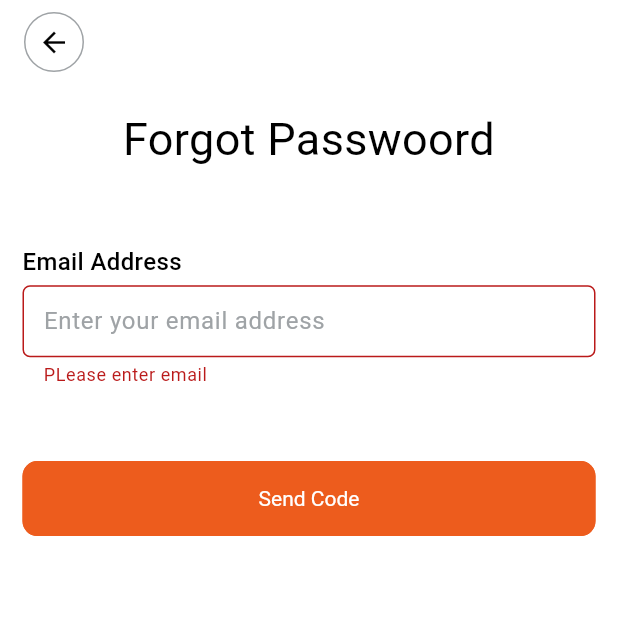
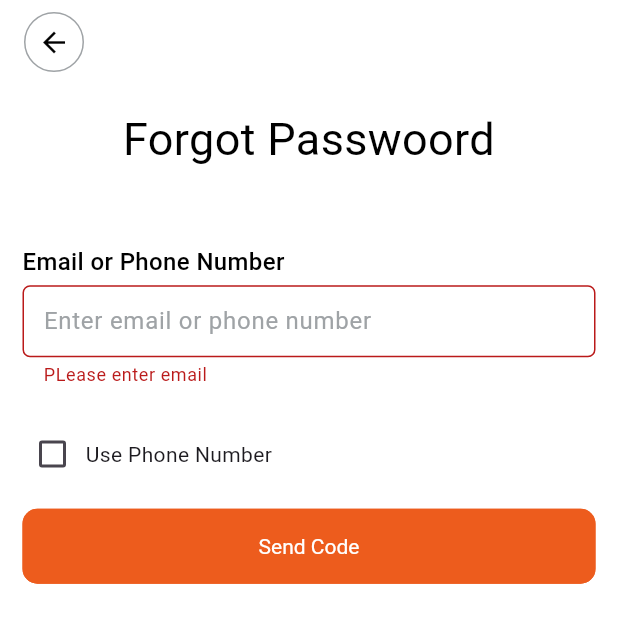
Before and after one commit to sijalneupane/car_rental_system, a Flutter app: the ForgotPassword screen opened by its route, after a tap on "Send Code", on a phone screen of 412 x 824 dp. Shown: the top 623 px of the screen. Run offline on Flutter 3.47's test engine with Material 3 defaults, Android fonts, the phone set to English and light mode, and no system bars; drawn by our look-alikes of readmore; our stand-ins replace cloud_firestore, dio, firebase_auth, firebase_core, firebase_messaging, flutter_local_notifications and 7 more; missing offline and left inert: email_otp; accounts and stored records are empty; network calls fail.

Commit message:
Phone auth used but not completed

```diff
--- a/lib/car_booking_page.dart
+++ b/lib/car_booking_page.dart
@@ -144,7 +144,7 @@ class _CarBookingPageState extends State<CarBookingPage> {
                           _insuranceAgreed = value!;
                         });
                       },
-                      data: insuranceCoveragesAgreementStr),
+                      checkBoxTitle: insuranceCoveragesAgreementStr),
                   CustomSizedBox(
                     height: 0.01,
                   ),
--- a/lib/core/util/route_generator.dart
+++ b/lib/core/util/route_generator.dart
@@ -52,7 +52,7 @@ class RouteGenerator {
         return PageRouteBuilder(
             pageBuilder: (_, __, ___) => const ForgotPassword());
       case Routes.enterOtpRoute:
-        return PageRouteBuilder(pageBuilder: (_, __, ___) =>  EnterOtp(email: settings.arguments as String,));
+        return PageRouteBuilder(pageBuilder: (_, __, ___) =>  EnterOtp(phoneEmailOtpDetails: settings.arguments as PhoneEmailOTPDetails,));
       case Routes.resetPasswordRoute:
         return PageRouteBuilder(
             pageBuilder: (_, __, ___) =>  ResetPassword(email: settings.arguments as String,));
--- a/lib/core/util/string_utils.dart
+++ b/lib/core/util/string_utils.dart
@@ -51,6 +51,13 @@ const String failedStr="Failed !";
 const String credentialsDidnotMatchStr="Credentials didnot match";
 const String rememberMeStr="Remember Me";
 const String forgotPasswordStr="Forgot Passwoord";
+const String phoneNumberEmailHintStr="Enter email or phone number";
+const String phoneNumberEmailLabelStr="Email or Phone Number";
+const String phoneNumberRegexString=r'^[0-9]{10}$';
+RegExp phoneRegex = RegExp(phoneNumberRegexString);
+
+const String validatePhoneStr="PLease enter Phone Numbers";
+const String validatePhoneRegexStr="PLease enter 10 digit phone number";
 const String sendCodeStr="Send Code";
 const String verifyAccountStr="Verify Account";
 const String didntReceiveOtpStr="Didn't recieve otp? ";
--- a/lib/forgot_password.dart
+++ b/lib/forgot_password.dart
@@ -5,6 +5,7 @@ import 'package:car_rental_system/core/util/route_generator.dart';
 import 'package:car_rental_system/core/util/spin_kit.dart';
 import 'package:car_rental_system/core/util/string_utils.dart';
 import 'package:car_rental_system/widgets/custom_back_page_icon.dart';
+import 'package:car_rental_system/widgets/custom_checkbox.dart';
 import 'package:car_rental_system/widgets/custom_elevatedbutton.dart';
 import 'package:car_rental_system/widgets/custom_text.dart';
 import 'package:car_rental_system/widgets/custom_textformfield.dart';
@@ -52,8 +53,9 @@ class _ForgotPasswordState extends State<ForgotPassword> {
     }
   }
 
-  final TextEditingController _emailController = TextEditingController();
+  final TextEditingController _emailPhoneController = TextEditingController();
   final _formKey = GlobalKey<FormState>();
+  bool usingPhoneNumber = false;
   bool loader = false;
   @override
   Widget build(BuildContext context) {
@@ -87,11 +89,17 @@ class _ForgotPasswordState extends State<ForgotPassword> {
               ),
               SizedBox(height: MediaQuery.of(context).size.height * 0.05),
               CustomTextformfield(
-                controller: _emailController,
-                labelText: emailAddressStr,
-                hintText: emailAddressHintStr,
+                controller: _emailPhoneController,
+                labelText: phoneNumberEmailLabelStr,
+                hintText: phoneNumberEmailHintStr,
                 validator: (p0) {
+                  if (usingPhoneNumber) {
                     if (p0!.isEmpty) {
+                      return validatePhoneStr;
+                    } else if (!phoneRegex.hasMatch(p0)) {
+                      return validatePhoneRegexStr;
+                    }
+                  } else if (p0!.isEmpty) {
                     return validateEmailAddressStr;
                   } else if (!emailRegex.hasMatch(p0)) {
                     return validateEmailAddressRegexStr;
@@ -99,7 +107,16 @@ class _ForgotPasswordState extends State<ForgotPassword> {
                   return null;
                 },
               ),
-              SizedBox(height: MediaQuery.of(context).size.height * 0.05),
+              SizedBox(height: MediaQuery.of(context).size.height * 0.02),
+              CustomCheckbox(
+                  value: usingPhoneNumber,
+                  onChanged: (p0) {
+                    setState(() {
+                      usingPhoneNumber = p0!;
+                    });
+                  },
+                  checkBoxTitle: "Use Phone Number"),
+              SizedBox(height: MediaQuery.of(context).size.height * 0.02),
               CustomElevatedbutton(
                 onPressed: () async {
                   try {
@@ -108,26 +125,41 @@ class _ForgotPasswordState extends State<ForgotPassword> {
                       setState(() {
                         loader = true;
                       });
-                        if (await _isEmailValid(_emailController.text)) {
+                      PhoneEmailOTPDetails? phoneEmailOTPDetails;
+                      if (usingPhoneNumber) {
+                        FirebaseAuth auth = FirebaseAuth.instance;
+                        auth.verifyPhoneNumber(
+                          phoneNumber:"+977${_emailPhoneController.text}",
+                          timeout: Duration(minutes: 1),
+                          verificationCompleted: (phoneAuthCredential) {},
+                          verificationFailed: (error) {},
+                          codeSent: (verificationId, forceResendingToken) {
+                            phoneEmailOTPDetails=PhoneEmailOTPDetails(phoneNumber:_emailPhoneController.text ,usingPhoneNumber: true);
+                            RouteGenerator.navigateToPageWithoutStack(context,Routes.enterOtpRoute);
+                          },
+                          codeAutoRetrievalTimeout: (verificationId) {},
+                        );
+                      } else if (await _isEmailValid(
+                          _emailPhoneController.text)) {
                         if (await EmailOTP.sendOTP(
-                            email: _emailController.text,
+                          email: _emailPhoneController.text,
                         )) {
+                              phoneEmailOTPDetails=PhoneEmailOTPDetails(emailAddress:_emailPhoneController.text );
                           RouteGenerator.navigateToPage(
-                                context, Routes.enterOtpRoute,arguments: _emailController.text);
+                              context, Routes.enterOtpRoute,
+                              arguments: phoneEmailOTPDetails);
                         } else {
-
                           DisplaySnackbar.show(context,
-                                "Failed to send  password reset OTP to the ${_emailController.text}");
+                              "Failed to send  password reset OTP to the ${_emailPhoneController.text}");
                           throw Exception("Failed to send OTP");
                         }
-                        }else{
+                      } else {
                         DisplaySnackbar.show(context,
-                              "${_emailController.text} is not a registered email for this app");
+                            "${_emailPhoneController.text} is not a registered email for this app");
                       }
                     }
                   } catch (e) {
-                      DisplaySnackbar.show(context,
-                         e.toString());
+                    DisplaySnackbar.show(context, e.toString());
                   } finally {
                     setState(() {
                       loader = false;
@@ -137,7 +169,8 @@ class _ForgotPasswordState extends State<ForgotPassword> {
                 child: CustomText(
                   data: sendCodeStr,
                   color: Colors.white,
-                  ))
+                ),
+              )
             ],
           ),
         ),
@@ -145,3 +178,23 @@ class _ForgotPasswordState extends State<ForgotPassword> {
     );
   }
 }
+
+class PhoneEmailOTPDetails {
+  //sending otp to phone Number
+  // sendOtpFromPhoneAuth() async {
+  //   FirebaseAuth auth = FirebaseAuth.instance;
+  //   await auth.verifyPhoneNumber(
+  //     timeout: Duration(minutes: 2),
+  //     verificationCompleted: (phoneAuthCredential) {},
+  //     verificationFailed: (error) {},
+  //     codeSent: (verificationId, forceResendingToken) {},
+  //     codeAutoRetrievalTimeout: (verificationId) {},
+  //   );
+  // }
+
+  String? emailAddress;
+  String? phoneNumber;
+  String? otp;
+  bool usingPhoneNumber;
+  PhoneEmailOTPDetails({this.emailAddress, this.phoneNumber, this.otp,this.usingPhoneNumber=false});
+}
--- a/lib/main.dart
+++ b/lib/main.dart
@@ -44,7 +44,7 @@ main() async {
     emailPort: EmailPort.port587,
     secureType: SecureType.tls,
     username: 'sijalneupane5@gmail.com',
-    password: 'udeg kclw xsrn ncfz',
+    password: 'udeg kclw xsrn ncfz',//generate app password if you have enable google 2factor authentication
   );
   runApp(const MyApp());
 }
--- a/lib/widgets/custom_checkbox.dart
+++ b/lib/widgets/custom_checkbox.dart
@@ -7,20 +7,23 @@ import 'package:readmore/readmore.dart';
 class CustomCheckbox extends StatelessWidget {
   bool? value;
   void Function(bool?)? onChanged;
-  String data;
+  String checkBoxTitle;
   CustomCheckbox(
       {super.key,
       required this.value,
       required this.onChanged,
-      required this.data});
+      required this.checkBoxTitle});
 
   @override
   Widget build(BuildContext context) {
     return Row(
-      crossAxisAlignment: CrossAxisAlignment.start,
+      mainAxisAlignment: MainAxisAlignment.center,
+      // crossAxisAlignment: CrossAxisAlignment.start,
       children: [
 
+
         Checkbox(
+
           materialTapTargetSize: MaterialTapTargetSize.shrinkWrap,
           value: value, onChanged: onChanged),
         CustomSizedBox(
@@ -28,7 +31,7 @@ class CustomCheckbox extends StatelessWidget {
         ),
         Expanded(
           child: ReadMoreText(
-            data, // Just a placeholder text to allow expansion
+            checkBoxTitle, // Just a placeholder text to allow expansion
             trimLines: 2,
             colorClickableText: primaryColor,
             trimMode: TrimMode.Line,
```
Also changed, not shown: lib/enter_otp.dart (+13 -6 lines), 4 other files. Lines whose indentation alone changed are shown as unchanged.
